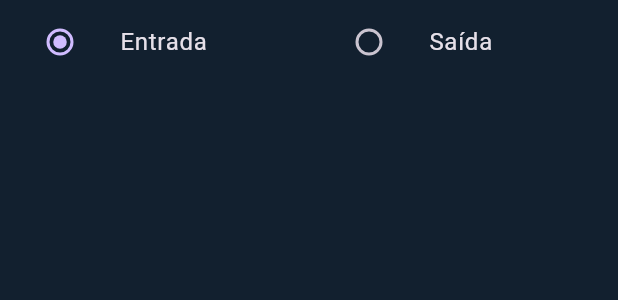
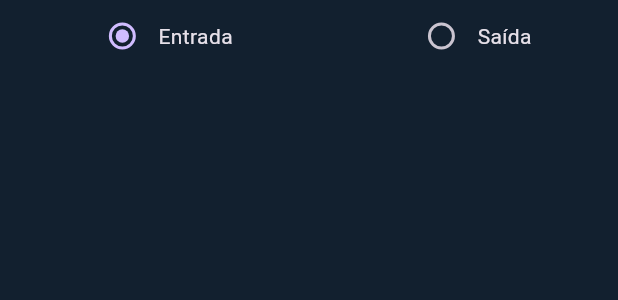
Before and after one commit to RubenArenhardt/financas, a Flutter app: the RadioButton widget shown alone on an empty page, opened directly, on a phone screen of 412 x 824 dp. Shown: the top 300 px of the screen. Run offline on Flutter 3.47's test engine with Material 3 defaults, Android fonts, the light colour scheme and no system bars; our stand-ins replace cloud_firestore, firebase_auth, firebase_core, flutter_masked_text2, google_mobile_ads, google_sign_in and 1 more; accounts and stored records are empty; network calls fail.

Commit message:
Refactor radio button layout in adicionar.dart for improved UI consistency and spacing
- Updated the layout of radio buttons in the _EntradaSaidaRadio widget to use Row widgets for better alignment and spacing.
- Simplified the structure by removing unnecessary Container and Expanded widgets.
- Adjusted padding in the dialog for adding tags to enhance user experience.
- Added new JSON files for CMake configurations in various architectures (arm64-v8a, armeabi-v7a, x86_64) to support build processes.
- Deleted obsolete JSON files to clean up the project structure.

```diff
--- a/lib/Telas/adicionar.dart
+++ b/lib/Telas/adicionar.dart
@@ -299,12 +299,10 @@ class _EntradaSaidaRadio extends State<RadioButton> {
   @override
   Widget build(BuildContext context) {
     return Row(
+      mainAxisAlignment: MainAxisAlignment.spaceAround,
       children: [
-        Expanded(
-          child: Container(
-            child: ListTile(
-              title: Text("Entrada"),
-              leading: Radio(
+        Row(mainAxisSize: MainAxisSize.min,spacing: 0,children: [
+          Radio(
               value: radioButtonList.Entrada,
               groupValue: _radioButtonSelecionado,
               onChanged: (radioButtonList? value) {
@@ -313,14 +311,10 @@ class _EntradaSaidaRadio extends State<RadioButton> {
                 });
                 widget.onChanged(value);
               }),
-            ),
-          ),
-        ),
-        Expanded(
-          child: Container(
-            child: ListTile(
-              title: Text("Saída"),
-              leading: Radio(
+          Text("Entrada"),
+        ]),
+        Row(mainAxisSize: MainAxisSize.min,spacing: 0, children: [
+          Radio(
               value: radioButtonList.Saida,
               groupValue: _radioButtonSelecionado,
               onChanged: (radioButtonList? value) {
@@ -329,9 +323,8 @@ class _EntradaSaidaRadio extends State<RadioButton> {
                 });
                 widget.onChanged(value);
               }),
-            ),
-          ),
-        ),
+          Text("Saída"),
+        ]),
       ],
     );
   }
@@ -412,13 +405,14 @@ _modListaTag(BuildContext context) {
       context: context,
       builder: (BuildContext context) => Dialog(
               child: Padding(
-            padding: EdgeInsets.all(10),
+            padding: EdgeInsets.all(20),
             child: Column(mainAxisSize: MainAxisSize.min, children: [
               RadioButton(onChanged: (radioButtonList? value) {}),
               TextField(
                 controller: _textController,
                 decoration: InputDecoration(hintText: "Nome da Tag"),
               ),
+              Row(mainAxisAlignment: MainAxisAlignment.spaceBetween, children: [
                 TextButton(
                   onPressed: () {
                     if (_textController.text.isNotEmpty) {
@@ -437,6 +431,7 @@ _modListaTag(BuildContext context) {
                       Navigator.pop(context);
                     },
                     child: Text("Cancelar"))
+              ])
             ]),
           )));
 }
```
Also changed, not shown: 13 other files. Lines whose indentation alone changed are shown as unchanged.
